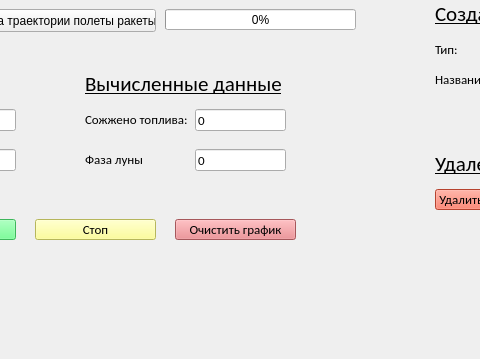
First picture: the form in FormOfSpaceObjects.ui, repository Milirik/diploma, before the edit; both pictures show x 505 to 985 and y 641 to 1000 of the 1170 by 1000 pixel window.
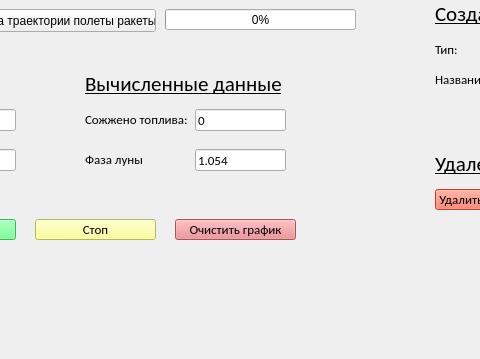
Second picture: the form after the edit. Custom widgets are drawn as their Qt base class.

```diff
--- a/FormOfSpaceObjects.ui
+++ b/FormOfSpaceObjects.ui
@@ -1403,7 +1403,7 @@
      </font>
     </property>
     <property name="text">
-     <string>0</string>
+     <string>1.054</string>
     </property>
     <property name="readOnly">
      <bool>false</bool>
```
